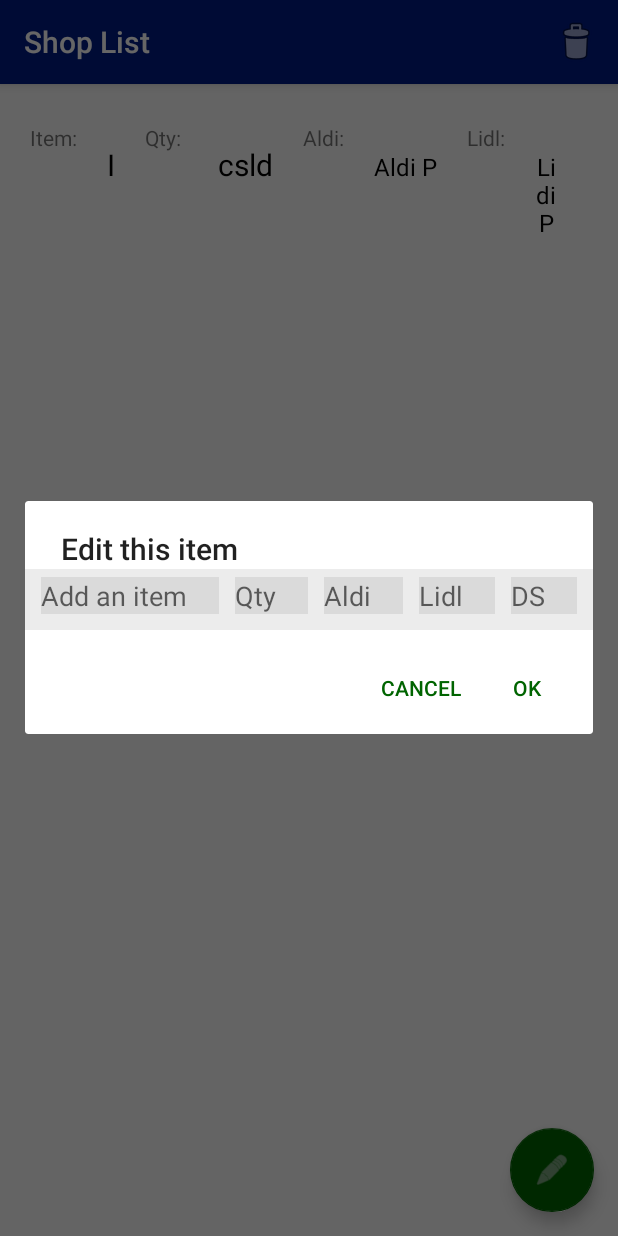
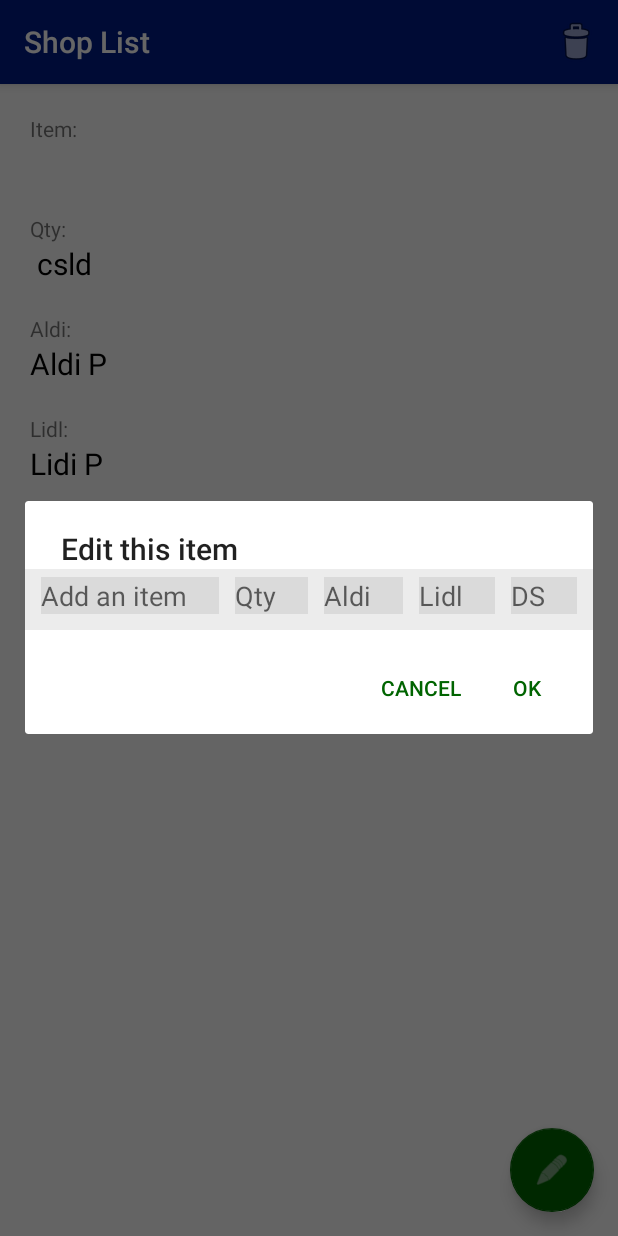
Before and after one commit to mark-quigley/shlist, an Android app: the ShopListDetailActivity screen opened directly, with no data from a screen before it, after a tap on an icon or button, on a phone screen of 412 x 824 dp. Run offline under Robolectric (Android 15) with nearby library versions, the phone set to English and light mode, and no system bars; our stand-ins replace Firebase (no records; nobody signed in at launch, a user with empty details on screens opened directly); 5 statements that could not run were skipped.

Commit message:
button fix and line out.

```diff
--- a/app/src/main/res/layout/activity_main.xml
+++ b/app/src/main/res/layout/activity_main.xml
@@ -32,7 +32,7 @@
         android:id="@+id/fab"
         android:layout_width="wrap_content"
         android:layout_height="wrap_content"
-        android:layout_gravity="bottom|right"
+        android:layout_gravity="bottom|left"
         android:layout_margin="@dimen/fab_margin"
         android:scaleType="center"
         />
--- a/app/src/main/res/layout/content_shop_list_detail.xml
+++ b/app/src/main/res/layout/content_shop_list_detail.xml
@@ -4,29 +4,35 @@
     xmlns:app="http://schemas.android.com/apk/res-auto"
     xmlns:tools="http://schemas.android.com/tools"
     android:layout_width="match_parent"
-    android:orientation="horizontal"
+    android:orientation="vertical"
     android:layout_height="match_parent"
     android:padding="20dp"
     app:layout_behavior="@string/appbar_scrolling_view_behavior"
     tools:context=".ShopListDetailActivity"
     tools:showIn="@layout/activity_shop_list_detail">
 
+
+
     <TextView
+        android:id="@+id/item_label"
         android:layout_width="wrap_content"
         android:layout_height="wrap_content"
         android:text="Item:"/>
 
     <TextView
         android:id="@+id/detail_item"
-        android:text="I"
         android:textColor="@android:color/black"
         android:textSize="20sp"
-        android:layout_margin="20dp"
+        android:paddingBottom="10dp"
         android:gravity="left"
         android:layout_width="wrap_content"
         android:layout_height="wrap_content"/>
 
+    <!--android:layout_margin="20dp"-->
+
+
     <TextView
+        android:paddingTop="10dp"
         android:layout_width="wrap_content"
         android:layout_height="wrap_content"
         android:text="Qty:"/>
@@ -36,27 +42,30 @@
         android:text=" csld"
         android:textColor="@android:color/black"
         android:textSize="20sp"
-        android:layout_margin="20dp"
+        android:paddingBottom="10dp"
         android:gravity="center"
         android:layout_width="wrap_content"
         android:layout_height="wrap_content"/>
 
     <TextView
+        android:paddingTop="10dp"
         android:layout_width="wrap_content"
         android:layout_height="wrap_content"
         android:text="Aldi:"/>
 
     <TextView
+
         android:id="@+id/detail_aldi_price"
         android:text="Aldi P"
         android:textColor="@android:color/black"
-        android:textSize="16sp"
-        android:layout_margin="20dp"
+        android:textSize="20sp"
+        android:paddingBottom="10dp"
         android:gravity="center"
         android:layout_width="wrap_content"
         android:layout_height="wrap_content"/>
 
     <TextView
+        android:paddingTop="10dp"
         android:layout_width="wrap_content"
         android:layout_height="wrap_content"
         android:text="Lidl:"/>
@@ -65,13 +74,14 @@
         android:id="@+id/detail_lidl_price"
         android:text="Lidi P"
         android:textColor="@android:color/black"
-        android:textSize="16sp"
-        android:layout_margin="20dp"
+        android:textSize="20sp"
+        android:paddingBottom="10dp"
         android:gravity="center"
         android:layout_width="wrap_content"
         android:layout_height="wrap_content"/>
 
     <TextView
+        android:paddingTop="10dp"
         android:layout_width="wrap_content"
         android:layout_height="wrap_content"
         android:text="Dunnes:"/>
@@ -80,8 +90,8 @@
         android:id="@+id/detail_dunnes_price"
         android:text="Dunnes P"
         android:textColor="@android:color/black"
-        android:textSize="16sp"
-        android:layout_margin="20dp"
+        android:textSize="20sp"
+        android:paddingBottom="10dp"
         android:gravity="center"
         android:layout_width="wrap_content"
         android:layout_height="wrap_content"/>
--- a/app/src/main/res/layout/shoplist_dialog.xml
+++ b/app/src/main/res/layout/shoplist_dialog.xml
@@ -24,13 +24,12 @@
             android:hint="@string/hint_desc"
             android:imeOptions="actionNext"
             android:inputType="textCapSentences"
+            android:singleLine="true"
+            android:textStyle="normal"
 
 
-            android:singleLine="true"
-            android:textStyle="normal"
-            tools:targetApi="jelly_bean_mr1"
-
             />
+        <!--tools:targetApi="jelly_bean_mr1"-->
 
         <EditText
             android:id="@+id/dialog_quantity_edittext"
@@ -56,9 +55,7 @@
             android:imeOptions="actionNext"
             android:inputType="numberDecimal|number"
             android:maxLength="5"
-            android:singleLine="true"
-
-            />
+            android:singleLine="true"/>
 
 
         <EditText
@@ -88,9 +85,7 @@
 
             android:inputType="numberDecimal|number"
             android:maxLength="5"
-            android:singleLine="true"
-
-            />
+            android:singleLine="true" />
 
 
 
```
Also changed, not shown: app/src/main/java/ie/ul/mark_quigley/shlist/MainActivity.java (+24 -1 lines), app/src/main/java/ie/ul/mark_quigley/shlist/ShopListAdapter.java (+9 -0 lines), app/src/main/res/layout/activity_aldi_list_detail.xml (+9 -2 lines), app/src/main/res/layout/content_main.xml (+31 -35 lines), app/src/main/res/layout/shoplist_itemview.xml (+57 -28 lines), app/src/main/res/drawable-hdpi/ic_action_new.png (added), app/src/main/res/drawable-mdpi/ic_action_new.png (added), app/src/main/res/drawable-xhdpi/ic_action_new.png (added), app/src/main/res/drawable-xxhdpi/ic_action_new.png (added), app/src/main/res/drawable-xxxhdpi/ic_action_new.png (added), app/src/main/res/drawable/go.jpg (deleted).
